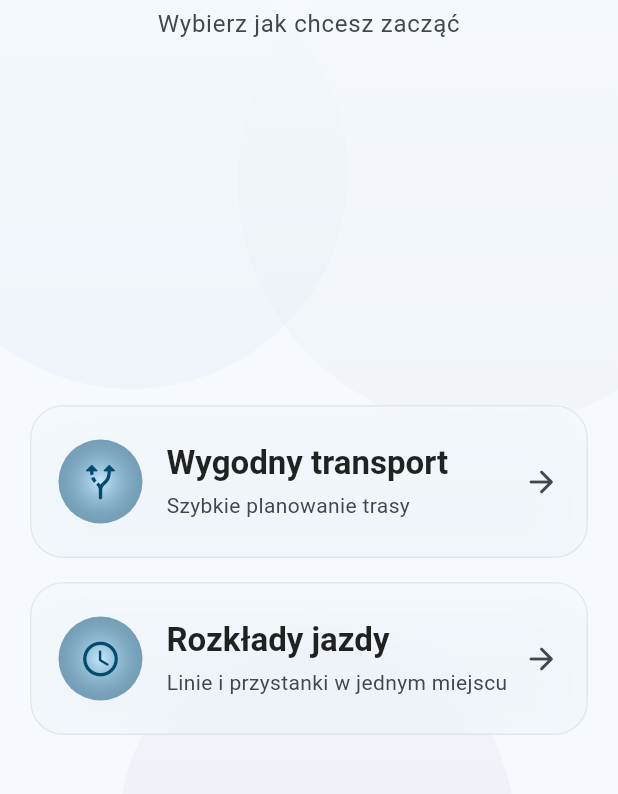
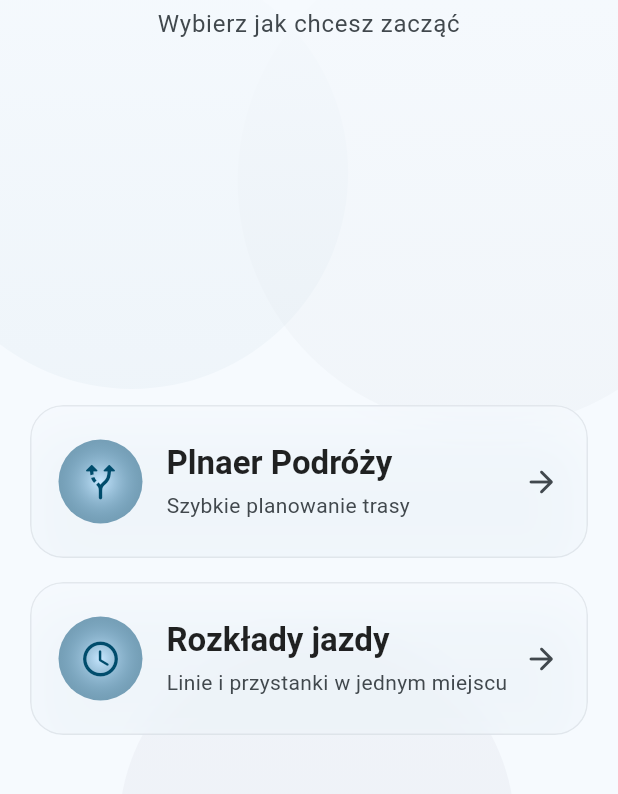
Before and after one commit to KarolDziegielewski/sump, a Flutter app: the screen it shows after launch, on a phone screen of 412 x 824 dp, the part 108-902 px from its top. Run offline on Flutter 3.47's test engine with Material 3 defaults, Android fonts, the phone set to English and light mode, and no system bars.

Commit message:
zmiana nazwy guzika2

```diff
--- a/lib/screens/home_screen.dart
+++ b/lib/screens/home_screen.dart
@@ -85,7 +85,7 @@ class _HomeScreenState extends State<HomeScreen> with TickerProviderStateMixin {
                   // DWA PRZYCISKI – „glass cards” z animacją skali
                   _BigChoiceCard(
                     icon: Icons.alt_route_rounded,
-                    title: 'Wygodny transport',
+                    title: 'Plnaer Podróży',
                     subtitle: 'Szybkie planowanie trasy',
                     onTap: () {
                       HapticFeedback.selectionClick();
--- a/lib/screens/transport_screen.dart
+++ b/lib/screens/transport_screen.dart
@@ -6,7 +6,7 @@ class TransportScreen extends StatelessWidget {
   @override
   Widget build(BuildContext context) {
     return Scaffold(
-      appBar: AppBar(title: const Text('Wygodny transport')),
+      appBar: AppBar(title: const Text('Planer Podróży')),
       body: const Center(
         child: Text('Tu pojawi się planer podróży',
             style: TextStyle(fontSize: 18)),
```
